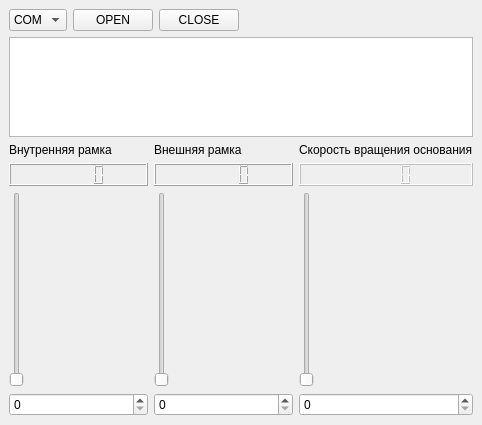
Old version of the form design.ui in the repository intraprivet/serial_servo.
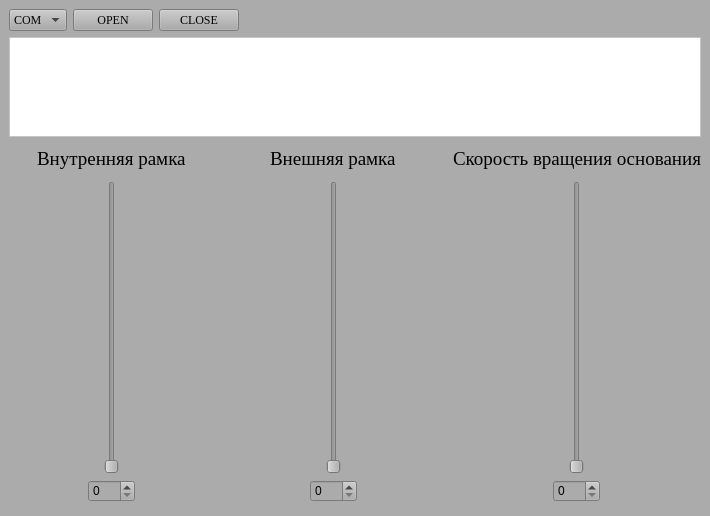
New version of the form.

What changed in the file:
```diff
--- a/design.ui
+++ b/design.ui
@@ -6,8 +6,8 @@
    <rect>
     <x>0</x>
     <y>0</y>
-    <width>482</width>
-    <height>425</height>
+    <width>710</width>
+    <height>516</height>
    </rect>
   </property>
   <property name="sizePolicy">
@@ -19,6 +19,9 @@
   <property name="windowTitle">
    <string>MainWindow</string>
   </property>
+  <property name="styleSheet">
+   <string notr="true">background-color: rgb(171, 171, 171);</string>
+  </property>
   <property name="tabShape">
    <enum>QTabWidget::Rounded</enum>
   </property>
@@ -37,6 +40,11 @@
           <verstretch>0</verstretch>
          </sizepolicy>
         </property>
+        <property name="font">
+         <font>
+          <family>Times New Roman</family>
+         </font>
+        </property>
         <property name="currentText">
          <string>COM</string>
         </property>
@@ -55,6 +63,11 @@
           <verstretch>0</verstretch>
          </sizepolicy>
         </property>
+        <property name="font">
+         <font>
+          <family>Times New Roman</family>
+         </font>
+        </property>
         <property name="text">
          <string>OPEN</string>
         </property>
@@ -68,6 +81,11 @@
           <verstretch>0</verstretch>
          </sizepolicy>
         </property>
+        <property name="font">
+         <font>
+          <family>Times New Roman</family>
+         </font>
+        </property>
         <property name="text">
          <string>CLOSE</string>
         </property>
@@ -105,23 +123,66 @@
         <height>100</height>
        </size>
       </property>
+      <property name="font">
+       <font>
+        <family>MS Shell Dlg 2</family>
+       </font>
+      </property>
+      <property name="styleSheet">
+       <string notr="true">background-color: rgb(255, 255, 255);</string>
+      </property>
      </widget>
     </item>
+    <item>
+     <spacer name="verticalSpacer_7">
+      <property name="orientation">
+       <enum>Qt::Vertical</enum>
+      </property>
+      <property name="sizeType">
+       <enum>QSizePolicy::Fixed</enum>
+      </property>
+      <property name="sizeHint" stdset="0">
+       <size>
+        <width>20</width>
+        <height>5</height>
+       </size>
+      </property>
+     </spacer>
+    </item>
     <item>
      <layout class="QHBoxLayout" name="horizontalLayout">
       <item>
        <layout class="QVBoxLayout" name="verticalLayout">
-        <item>
+        <item alignment="Qt::AlignHCenter">
          <widget class="QLabel" name="label">
+          <property name="font">
+           <font>
+            <family>Times New Roman</family>
+            <pointsize>14</pointsize>
+           </font>
+          </property>
           <property name="text">
            <string>Внутренняя рамка</string>
           </property>
          </widget>
         </item>
         <item>
-         <widget class="QLCDNumber" name="lcdservo1"/>
+         <spacer name="verticalSpacer">
+          <property name="orientation">
+           <enum>Qt::Vertical</enum>
+          </property>
+          <property name="sizeType">
+           <enum>QSizePolicy::Fixed</enum>
+          </property>
+          <property name="sizeHint" stdset="0">
+           <size>
+            <width>20</width>
+            <height>5</height>
+           </size>
+          </property>
+         </spacer>
         </item>
-        <item>
+        <item alignment="Qt::AlignHCenter">
          <widget class="QSlider" name="servo1S">
           <property name="enabled">
            <bool>true</bool>
@@ -140,31 +201,85 @@
           </property>
          </widget>
         </item>
-        <item>
+        <item alignment="Qt::AlignHCenter">
          <widget class="QSpinBox" name="servo1SB">
           <property name="enabled">
            <bool>true</bool>
           </property>
+          <property name="styleSheet">
+           <string notr="true"/>
+          </property>
           <property name="maximum">
            <number>180</number>
           </property>
          </widget>
         </item>
+        <item>
+         <spacer name="verticalSpacer_4">
+          <property name="orientation">
+           <enum>Qt::Vertical</enum>
+          </property>
+          <property name="sizeType">
+           <enum>QSizePolicy::Fixed</enum>
+          </property>
+          <property name="sizeHint" stdset="0">
+           <size>
+            <width>20</width>
+            <height>5</height>
+           </size>
+          </property>
+         </spacer>
+        </item>
        </layout>
       </item>
+      <item>
+       <spacer name="horizontalSpacer_2">
+        <property name="orientation">
+         <enum>Qt::Horizontal</enum>
+        </property>
+        <property name="sizeType">
+         <enum>QSizePolicy::Fixed</enum>
+        </property>
+        <property name="sizeHint" stdset="0">
+         <size>
+          <width>10</width>
+          <height>20</height>
+         </size>
+        </property>
+       </spacer>
+      </item>
       <item>
        <layout class="QVBoxLayout" name="verticalLayout_2">
-        <item>
+        <item alignment="Qt::AlignHCenter">
          <widget class="QLabel" name="label_2">
+          <property name="font">
+           <font>
+            <family>Times New Roman</family>
+            <pointsize>14</pointsize>
+           </font>
+          </property>
           <property name="text">
            <string>Внешняя рамка</string>
           </property>
          </widget>
         </item>
         <item>
-         <widget class="QLCDNumber" name="lcdservo2"/>
+         <spacer name="verticalSpacer_2">
+          <property name="orientation">
+           <enum>Qt::Vertical</enum>
+          </property>
+          <property name="sizeType">
+           <enum>QSizePolicy::Fixed</enum>
+          </property>
+          <property name="sizeHint" stdset="0">
+           <size>
+            <width>20</width>
+            <height>5</height>
+           </size>
+          </property>
+         </spacer>
         </item>
-        <item>
+        <item alignment="Qt::AlignHCenter">
          <widget class="QSlider" name="servo2S">
           <property name="enabled">
            <bool>true</bool>
@@ -175,6 +290,9 @@
             <height>150</height>
            </size>
           </property>
+          <property name="styleSheet">
+           <string notr="true"/>
+          </property>
           <property name="maximum">
            <number>180</number>
           </property>
@@ -183,7 +301,7 @@
           </property>
          </widget>
         </item>
-        <item>
+        <item alignment="Qt::AlignHCenter">
          <widget class="QSpinBox" name="servo2SB">
           <property name="enabled">
            <bool>true</bool>
@@ -193,25 +311,72 @@
           </property>
          </widget>
         </item>
+        <item>
+         <spacer name="verticalSpacer_5">
+          <property name="orientation">
+           <enum>Qt::Vertical</enum>
+          </property>
+          <property name="sizeType">
+           <enum>QSizePolicy::Fixed</enum>
+          </property>
+          <property name="sizeHint" stdset="0">
+           <size>
+            <width>20</width>
+            <height>5</height>
+           </size>
+          </property>
+         </spacer>
+        </item>
        </layout>
       </item>
+      <item>
+       <spacer name="horizontalSpacer_3">
+        <property name="orientation">
+         <enum>Qt::Horizontal</enum>
+        </property>
+        <property name="sizeType">
+         <enum>QSizePolicy::Fixed</enum>
+        </property>
+        <property name="sizeHint" stdset="0">
+         <size>
+          <width>10</width>
+          <height>20</height>
+         </size>
+        </property>
+       </spacer>
+      </item>
       <item>
        <layout class="QVBoxLayout" name="verticalLayout_3">
-        <item>
+        <item alignment="Qt::AlignHCenter">
          <widget class="QLabel" name="label_3">
+          <property name="font">
+           <font>
+            <family>Times New Roman</family>
+            <pointsize>14</pointsize>
+           </font>
+          </property>
           <property name="text">
            <string>Скорость вращения основания</string>
           </property>
          </widget>
         </item>
         <item>
-         <widget class="QLCDNumber" name="lcdspeed">
-          <property name="enabled">
-           <bool>false</bool>
+         <spacer name="verticalSpacer_3">
+          <property name="orientation">
+           <enum>Qt::Vertical</enum>
           </property>
-         </widget>
+          <property name="sizeType">
+           <enum>QSizePolicy::Fixed</enum>
+          </property>
+          <property name="sizeHint" stdset="0">
+           <size>
+            <width>20</width>
+            <height>5</height>
+           </size>
+          </property>
+         </spacer>
         </item>
-        <item>
+        <item alignment="Qt::AlignHCenter">
          <widget class="QSlider" name="speedS">
           <property name="enabled">
            <bool>true</bool>
@@ -230,7 +395,7 @@
           </property>
          </widget>
         </item>
-        <item>
+        <item alignment="Qt::AlignHCenter">
          <widget class="QSpinBox" name="speedSB">
           <property name="enabled">
            <bool>true</bool>
@@ -240,6 +405,22 @@
           </property>
          </widget>
         </item>
+        <item>
+         <spacer name="verticalSpacer_6">
+          <property name="orientation">
+           <enum>Qt::Vertical</enum>
+          </property>
+          <property name="sizeType">
+           <enum>QSizePolicy::Fixed</enum>
+          </property>
+          <property name="sizeHint" stdset="0">
+           <size>
+            <width>20</width>
+            <height>5</height>
+           </size>
+          </property>
+         </spacer>
+        </item>
        </layout>
       </item>
      </layout>
```
